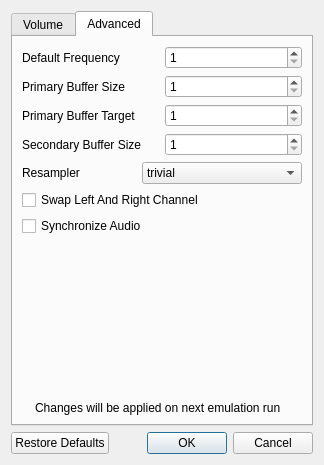
This is Source/RMG-Audio/UserInterface/MainDialog.ui in Rosalie241/RMG as Qt 5 draws it before an edit. The edited form follows.
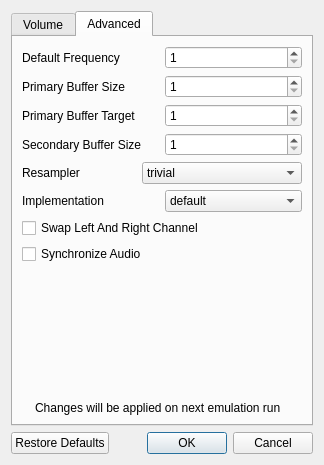
This is the edited form. The open tabs and pages were chosen to show the change. Icons and pictures are not drawn.

```diff
--- a/Source/RMG-Audio/UserInterface/MainDialog.ui
+++ b/Source/RMG-Audio/UserInterface/MainDialog.ui
@@ -294,6 +294,31 @@
          </item>
         </layout>
        </item>
+       <item>
+        <layout class="QHBoxLayout" name="horizontalLayout_7">
+         <item>
+          <widget class="QLabel" name="label_6">
+           <property name="text">
+            <string>Implementation</string>
+           </property>
+          </widget>
+         </item>
+         <item>
+          <widget class="QComboBox" name="implementationComboBox">
+           <item>
+            <property name="text">
+             <string>default</string>
+            </property>
+           </item>
+           <item>
+            <property name="text">
+             <string>simple</string>
+            </property>
+           </item>
+          </widget>
+         </item>
+        </layout>
+       </item>
        <item>
         <widget class="QCheckBox" name="swapChannelsCheckBox">
          <property name="text">
```
